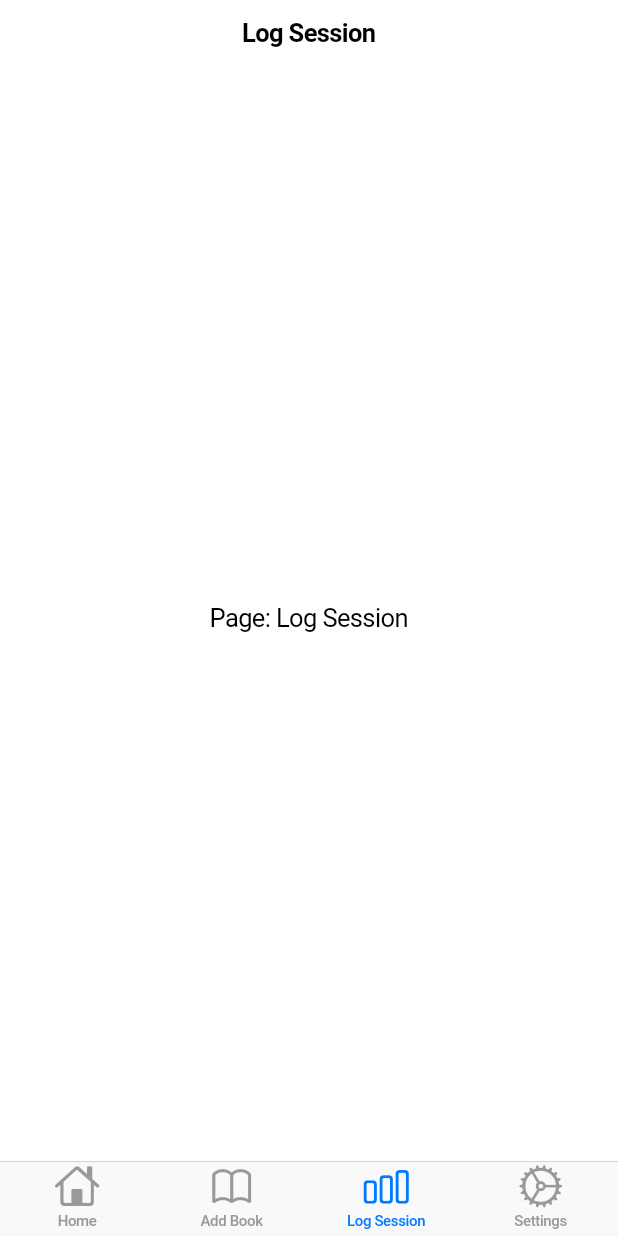
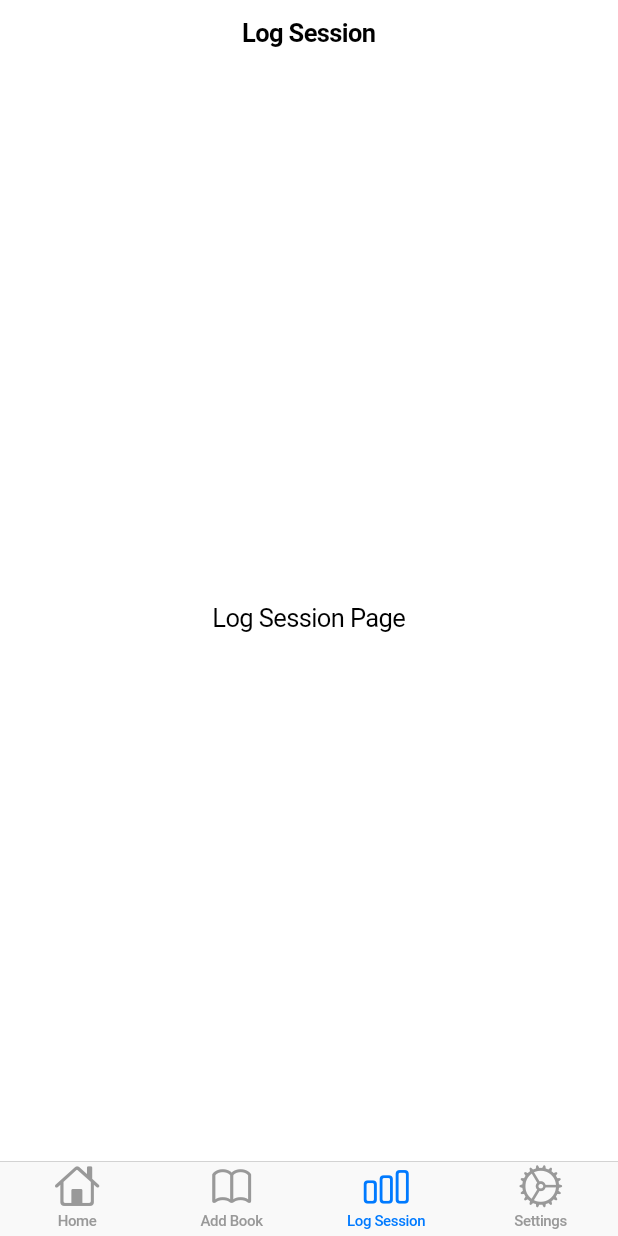
Before and after one commit to tyshoe/ReadStats, a Flutter app: the screen it shows after launch, item 3 of the bottom bar chosen, on a phone screen of 412 x 824 dp. Run offline on Flutter 3.47's test engine with Material 3 defaults, Android fonts, the phone set to English and light mode, and no system bars.

Commit message:
create pages file structure

```diff
--- a/lib/main.dart
+++ b/lib/main.dart
@@ -1,4 +1,8 @@
 import 'package:flutter/cupertino.dart';
+import 'pages/home_page.dart';
+import 'pages/add_book_page.dart';
+import 'pages/log_session_page.dart';
+import 'pages/settings_page.dart';
 
 void main() => runApp(const MyApp());
 
@@ -33,85 +37,32 @@ class NavigationMenu extends StatelessWidget {
   final Function(bool) toggleTheme;
   final bool isDarkMode;
 
-  const NavigationMenu(
-      {super.key, required this.toggleTheme, required this.isDarkMode});
+  const NavigationMenu({super.key, required this.toggleTheme, required this.isDarkMode});
 
   @override
   Widget build(BuildContext context) {
     return CupertinoTabScaffold(
       tabBar: CupertinoTabBar(
         items: const [
-          BottomNavigationBarItem(
-              icon: Icon(CupertinoIcons.home), label: 'Home'),
-          BottomNavigationBarItem(
-              icon: Icon(CupertinoIcons.book), label: 'Add Book'),
-          BottomNavigationBarItem(
-              icon: Icon(CupertinoIcons.chart_bar), label: 'Log Session'),
-          BottomNavigationBarItem(
-              icon: Icon(CupertinoIcons.settings), label: 'Settings'),
+          BottomNavigationBarItem(icon: Icon(CupertinoIcons.home), label: 'Home'),
+          BottomNavigationBarItem(icon: Icon(CupertinoIcons.book), label: 'Add Book'),
+          BottomNavigationBarItem(icon: Icon(CupertinoIcons.chart_bar), label: 'Log Session'),
+          BottomNavigationBarItem(icon: Icon(CupertinoIcons.settings), label: 'Settings'),
         ],
       ),
       tabBuilder: (context, index) {
-        if (index == 3) {
-          return SettingsPage(toggleTheme: toggleTheme, isDarkMode: isDarkMode);
-        } else {
-          return CupertinoPageScaffold(
-            navigationBar: CupertinoNavigationBar(
-              middle: Text(_getTitle(index)),
-            ),
-            child: Center(child: Text('Page: ${_getTitle(index)}')),
-          );
+        switch (index) {
+          case 0:
+            return const HomePage();
+          case 1:
+            return const AddBookPage();
+          case 2:
+            return const LogSessionPage();
+          case 3:
+          default:
+            return SettingsPage(toggleTheme: toggleTheme, isDarkMode: isDarkMode);
         }
       },
     );
   }
-
-  String _getTitle(int index) {
-    switch (index) {
-      case 0:
-        return 'Home';
-      case 1:
-        return 'Add Book';
-      case 2:
-        return 'Log Session';
-      case 3:
-        return 'Settings';
-      default:
-        return '';
-    }
-  }
 }
-
-class SettingsPage extends StatelessWidget {
-  final Function(bool) toggleTheme;
-  final bool isDarkMode;
-
-  const SettingsPage(
-      {super.key, required this.toggleTheme, required this.isDarkMode});
-
-  @override
-  Widget build(BuildContext context) {
-    return CupertinoPageScaffold(
-      navigationBar: const CupertinoNavigationBar(middle: Text('Settings')),
-      child: SafeArea(
-        // Prevent content from overlapping navigation bar
-        child: Column(
-          children: [
-            const SizedBox(height: 16), // Add spacing
-            CupertinoListSection.insetGrouped(
-              children: [
-                CupertinoListTile(
-                  title: const Text('Dark Mode'),
-                  trailing: CupertinoSwitch(
-                    value: isDarkMode,
-                    onChanged: toggleTheme,
-                  ),
-                ),
-              ],
-            ),
-          ],
-        ),
-      ),
-    );
-  }
-}
--- /dev/null
+++ b/lib/pages/log_session_page.dart
@@ -0,0 +1,13 @@
+import 'package:flutter/cupertino.dart';
+
+class LogSessionPage extends StatelessWidget {
+  const LogSessionPage({super.key});
+
+  @override
+  Widget build(BuildContext context) {
+    return const CupertinoPageScaffold(
+      navigationBar: CupertinoNavigationBar(middle: Text('Log Session')),
+      child: Center(child: Text('Log Session Page')),
+    );
+  }
+}
```
Also changed, not shown: lib/pages/add_book_page.dart (added, +13 -0 lines), lib/pages/home_page.dart (added, +13 -0 lines), lib/pages/settings_page.dart (added, +33 -0 lines).
